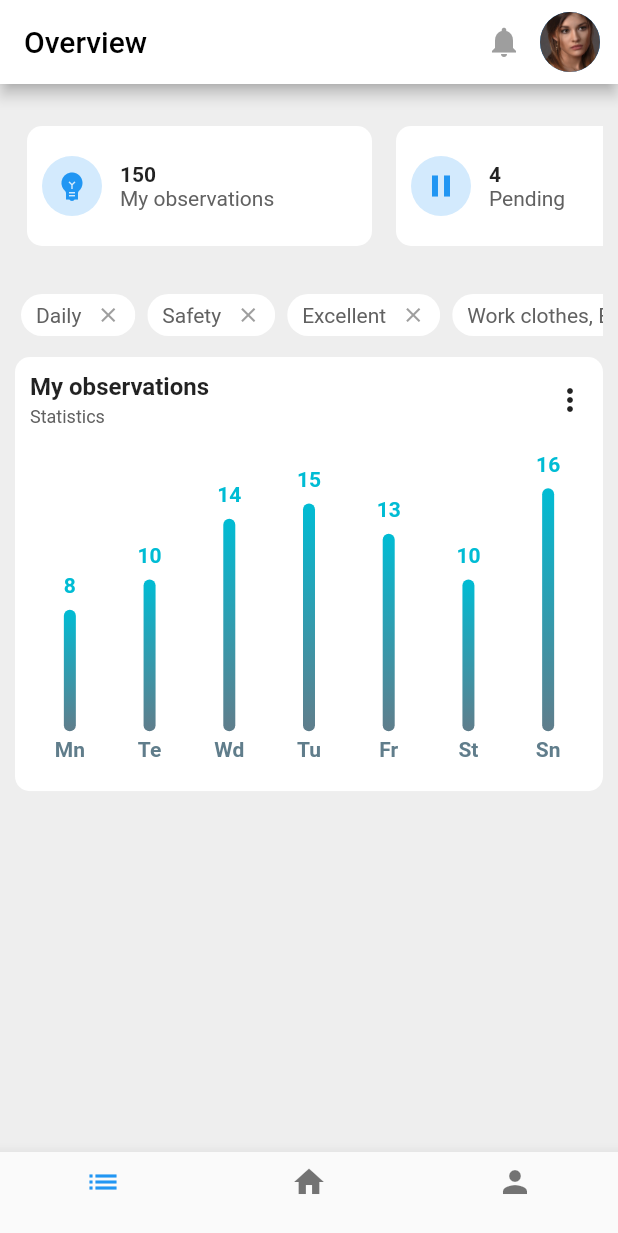
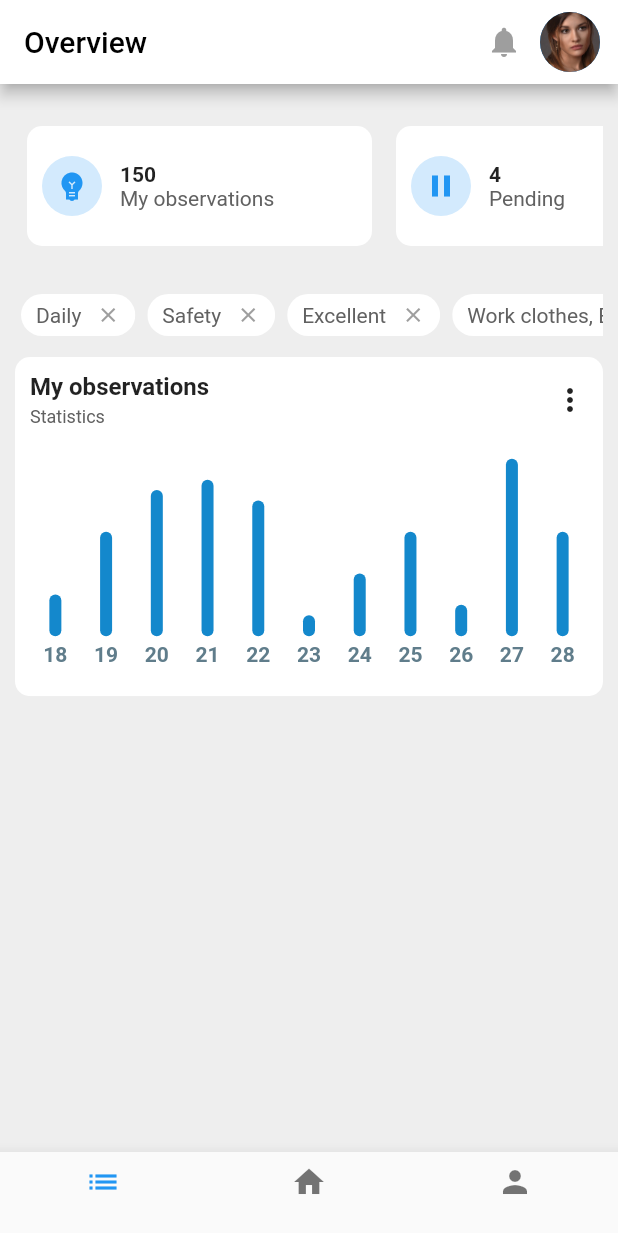
Before and after one commit to asly-97/flutter-dashboard-app, a Flutter app: the screen it shows after launch, on a phone screen of 412 x 824 dp. Shown: the top 1233 px of the screen. Run offline on Flutter 3.47's test engine with Material 2 defaults, Android fonts, the phone set to English and light mode, and no system bars; drawn by our look-alikes of fl_chart; missing offline and left inert: dart:ffi.

Commit message:
Bar Chart

```diff
--- a/lib/screens/overview_screen.dart
+++ b/lib/screens/overview_screen.dart
@@ -1,4 +1,4 @@
-import 'package:dashboard/widgets/charts/bar_chart_card.dart';
+import 'package:dashboard/widgets/charts/bar_chart/bar_chart_card.dart';
 import 'package:dashboard/widgets/card_tile.dart';
 import 'package:dashboard/widgets/closable_text_card.dart';
 import 'package:flutter/material.dart';
--- a/lib/util/app_colors.dart
+++ b/lib/util/app_colors.dart
@@ -0,0 +1,6 @@
+import 'package:flutter/material.dart';
+
+abstract class AppColors {
+  static final Color blue = Color(0xFF1488CC);
+  static final Color grey = Colors.grey.shade700;
+}
--- a/lib/widgets/charts/bar_chart_card.dart
+++ b/lib/widgets/charts/bar_chart/bar_chart_card.dart
@@ -1,8 +1,6 @@
+import 'package:dashboard/widgets/charts/bar_chart/bar_chart_sample.dart';
 import 'package:dashboard/widgets/charts/chart_card_header.dart';
 import 'package:flutter/material.dart';
-import 'package:fl_chart/fl_chart.dart';
-
-import 'bar_chart.dart';
 
 class BarChartCard extends StatelessWidget {
   const BarChartCard({Key? key}) : super(key: key);
@@ -21,7 +19,7 @@ class BarChartCard extends StatelessWidget {
               subTitle: 'Statistics',
               onFilter: () {},
             ),
-            BarChartSample3(),
+            BarChartSample(),
           ],
         ),
       ),
--- a/lib/widgets/charts/bar_chart.dart
+++ b/lib/widgets/charts/bar_chart/bar_chart_sample.dart
@@ -1,3 +1,4 @@
+import 'package:dashboard/util/app_colors.dart';
 import 'package:fl_chart/fl_chart.dart';
 import 'package:flutter/material.dart';
 
@@ -34,7 +35,7 @@ class _BarChart extends StatelessWidget {
             return BarTooltipItem(
               rod.toY.round().toString(),
               const TextStyle(
-                color: Colors.cyan,
+                color: Colors.transparent,
                 fontWeight: FontWeight.bold,
               ),
             );
@@ -51,25 +52,37 @@ class _BarChart extends StatelessWidget {
     String text;
     switch (value.toInt()) {
       case 0:
-        text = 'Mn';
+        text = '18';
         break;
       case 1:
-        text = 'Te';
+        text = '19';
         break;
       case 2:
-        text = 'Wd';
+        text = '20';
         break;
       case 3:
-        text = 'Tu';
+        text = '21';
         break;
       case 4:
-        text = 'Fr';
+        text = '22';
         break;
       case 5:
-        text = 'St';
+        text = '23';
         break;
       case 6:
-        text = 'Sn';
+        text = '24';
+        break;
+      case 7:
+        text = '25';
+        break;
+      case 8:
+        text = '26';
+        break;
+      case 9:
+        text = '27';
+        break;
+      case 10:
+        text = '28';
         break;
       default:
         text = '';
@@ -106,22 +119,13 @@ class _BarChart extends StatelessWidget {
         show: false,
       );
 
-  LinearGradient get _barsGradient => LinearGradient(
-        colors: [
-          Colors.blueGrey,
-          Colors.cyan,
-        ],
-        begin: Alignment.bottomCenter,
-        end: Alignment.topCenter,
-      );
-
   List<BarChartGroupData> get barGroups => [
         BarChartGroupData(
           x: 0,
           barRods: [
             BarChartRodData(
-              toY: 8,
-              gradient: _barsGradient,
+              toY: 4,
+              color: AppColors.blue,
             )
           ],
           showingTooltipIndicators: [0],
@@ -131,7 +135,7 @@ class _BarChart extends StatelessWidget {
           barRods: [
             BarChartRodData(
               toY: 10,
-              gradient: _barsGradient,
+              color: AppColors.blue,
             )
           ],
           showingTooltipIndicators: [0],
@@ -141,7 +145,7 @@ class _BarChart extends StatelessWidget {
           barRods: [
             BarChartRodData(
               toY: 14,
-              gradient: _barsGradient,
+              color: AppColors.blue,
             )
           ],
           showingTooltipIndicators: [0],
@@ -151,7 +155,7 @@ class _BarChart extends StatelessWidget {
           barRods: [
             BarChartRodData(
               toY: 15,
-              gradient: _barsGradient,
+              color: AppColors.blue,
             )
           ],
           showingTooltipIndicators: [0],
@@ -161,7 +165,7 @@ class _BarChart extends StatelessWidget {
           barRods: [
             BarChartRodData(
               toY: 13,
-              gradient: _barsGradient,
+              color: AppColors.blue,
             )
           ],
           showingTooltipIndicators: [0],
@@ -170,8 +174,8 @@ class _BarChart extends StatelessWidget {
           x: 5,
           barRods: [
             BarChartRodData(
-              toY: 10,
-              gradient: _barsGradient,
+              toY: 2,
+              color: AppColors.blue,
             )
           ],
           showingTooltipIndicators: [0],
@@ -180,8 +184,48 @@ class _BarChart extends StatelessWidget {
           x: 6,
           barRods: [
             BarChartRodData(
-              toY: 16,
-              gradient: _barsGradient,
+              toY: 6,
+              color: AppColors.blue,
+            )
+          ],
+          showingTooltipIndicators: [0],
+        ),
+        BarChartGroupData(
+          x: 7,
+          barRods: [
+            BarChartRodData(
+              toY: 10,
+              color: AppColors.blue,
+            )
+          ],
+          showingTooltipIndicators: [0],
+        ),
+        BarChartGroupData(
+          x: 8,
+          barRods: [
+            BarChartRodData(
+              toY: 3,
+              color: AppColors.blue,
+            )
+          ],
+          showingTooltipIndicators: [0],
+        ),
+        BarChartGroupData(
+          x: 9,
+          barRods: [
+            BarChartRodData(
+              toY: 17,
+              color: AppColors.blue,
+            )
+          ],
+          showingTooltipIndicators: [0],
+        ),
+        BarChartGroupData(
+          x: 10,
+          barRods: [
+            BarChartRodData(
+              toY: 10,
+              color: AppColors.blue,
             )
           ],
           showingTooltipIndicators: [0],
@@ -189,18 +233,18 @@ class _BarChart extends StatelessWidget {
       ];
 }
 
-class BarChartSample3 extends StatefulWidget {
-  const BarChartSample3({super.key});
+class BarChartSample extends StatefulWidget {
+  const BarChartSample({super.key});
 
   @override
-  State<StatefulWidget> createState() => BarChartSample3State();
+  State<StatefulWidget> createState() => BarChartSampleState();
 }
 
-class BarChartSample3State extends State<BarChartSample3> {
+class BarChartSampleState extends State<BarChartSample> {
   @override
   Widget build(BuildContext context) {
     return const AspectRatio(
-      aspectRatio: 1.6,
+      aspectRatio: 2.2,
       child: _BarChart(),
     );
   }
```
